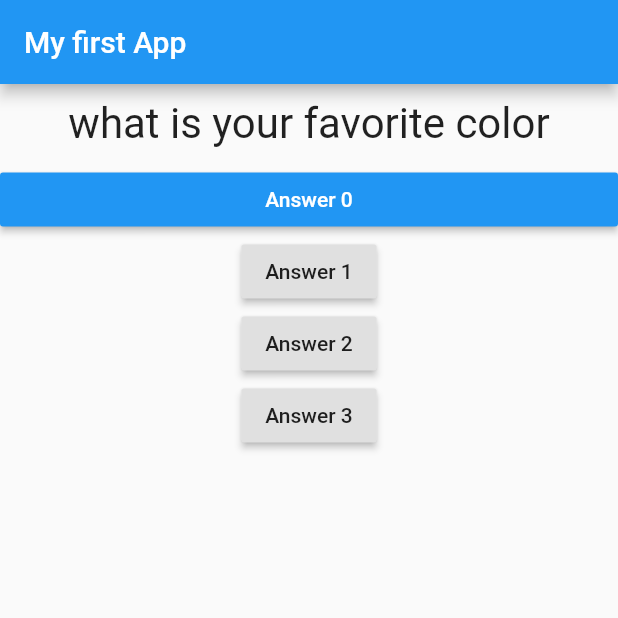
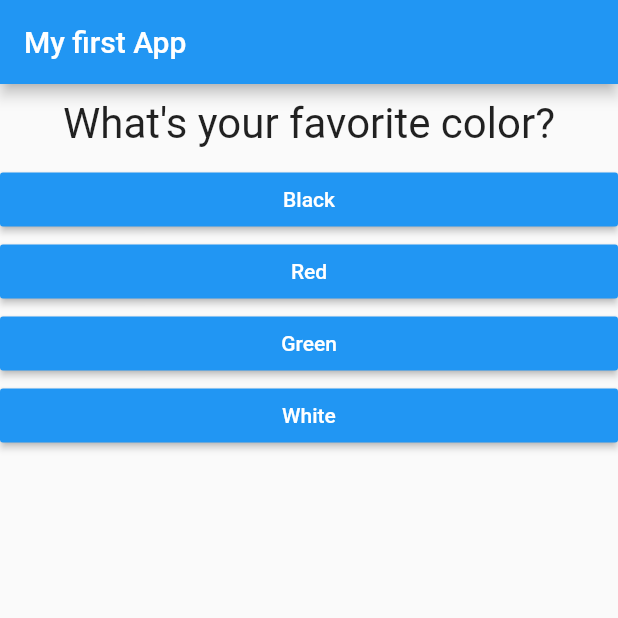
Before and after one commit to cmburch/MobileApps, a Flutter app: the screen it shows after launch, on a phone screen of 412 x 824 dp, the top half of it. Run offline on Flutter 3.47's test engine with Material 2 defaults, Android fonts, the phone set to English and light mode, and no system bars.

Commit message:
add group of answer widgets

```diff
--- a/flutter_demo/lib/main.dart
+++ b/flutter_demo/lib/main.dart
@@ -15,6 +15,22 @@
 
 class MyAppState extends State<MyApp> {
   int questionIndex = 0;
+
+  var questions = [
+    {
+      'questionText': 'What\'s your favorite color?',
+      'answers': ['Black', 'Red', 'Green', 'White'],
+    },
+    {
+      'questionText': 'What\'s your favorite animal?',
+      'answers': ['Rabbit', 'Snake', 'Elephant', 'Lion'],
+    },
+    {
+      'questionText': 'Who\'s your favorite instructor?',
+      'answers': ['Max', 'Max', 'Max', 'Max'],
+    },
+  ];
+
   void answerQuestion() {
     setState(() {
       questionIndex = questionIndex + 1;
@@ -23,10 +39,6 @@
 
   @override
   Widget build(BuildContext context) {
-    var questions = [
-      "what is your favorite color",
-      "what is your favorite animal"
-    ];
     return MaterialApp(
       home: Scaffold(
         appBar: AppBar(
@@ -34,24 +46,12 @@
         ),
         body: Column(children: [
           Question(
-            questions[questionIndex],
+            questions[questionIndex]['questionText'],
           ),
-          Answer(
-            answerQuestion,
-            "Answer 0",
-          ),
-          RaisedButton(
-            child: Text("Answer 1"),
-            onPressed: answerQuestion,
-          ),
-          RaisedButton(
-            child: Text("Answer 2"),
-            onPressed: () => print("Answer question 2"),
-          ),
-          RaisedButton(
-            child: Text("Answer 3"),
-            onPressed: () => print("Answer question 3"),
-          ),
+            ...(questions[questionIndex]['answers'] as List<String>)
+                .map((answer) {
+              return Answer(answerQuestion, answer);
+            }).toList()
         ]),
       ),
     );
```
